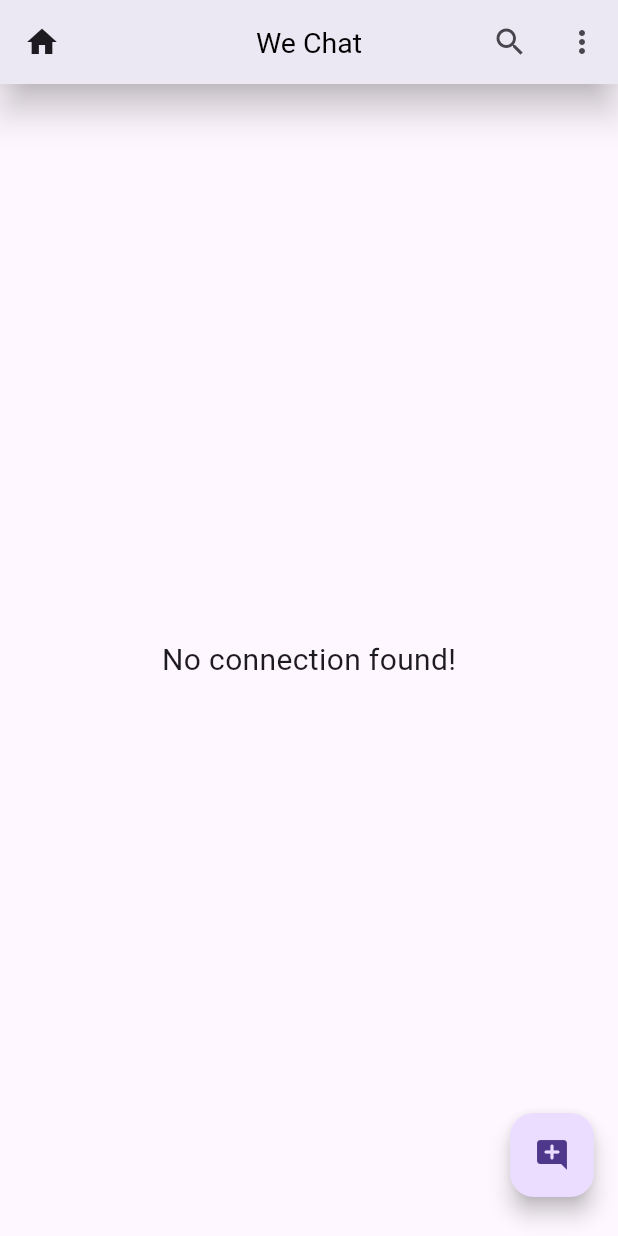
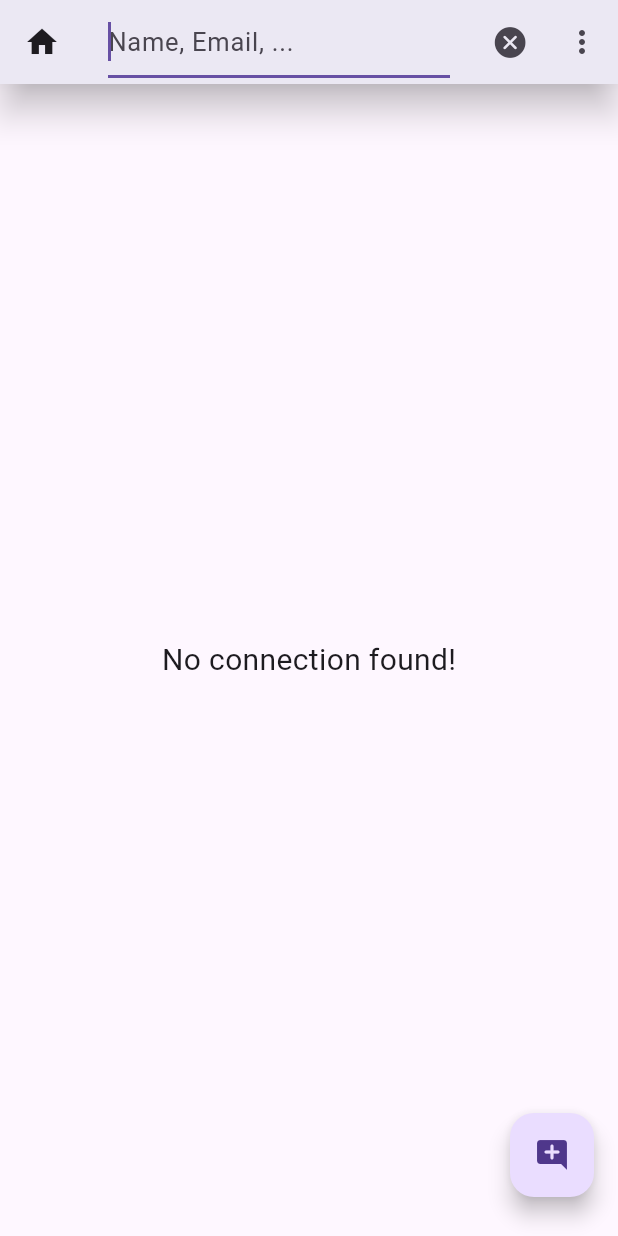
Before and after one commit to RishabhKumar2201/We-Chat-Application, a Flutter app: the HomeScreen screen opened directly, after a tap on the "search" icon, on a phone screen of 412 x 824 dp. Run offline on Flutter 3.47's test engine with Material 3 defaults, Android fonts, the phone set to English and light mode, and no system bars; our stand-ins replace cached_network_image, cloud_firestore, firebase_auth, firebase_core, google_sign_in; accounts and stored records are empty.

Commit message:
Implemented searching functionality

```diff
--- a/lib/screens/home_screen.dart
+++ b/lib/screens/home_screen.dart
@@ -3,6 +3,7 @@ import 'package:chat_app/models/chat_user.dart';
 import 'package:chat_app/screens/auth/login_screen.dart';
 import 'package:chat_app/screens/profile_screen.dart';
 import 'package:chat_app/widgets/chat_user_card.dart';
+import 'package:flutter/cupertino.dart';
 import 'package:flutter/material.dart';
 import 'package:google_sign_in/google_sign_in.dart';
 
@@ -16,7 +17,13 @@ class HomeScreen extends StatefulWidget {
 }
 
 class _HomeScreenState extends State<HomeScreen> {
-  List<ChatUser> list = [];
+  //for storing all users
+  List<ChatUser> _list = [];
+
+  final List<ChatUser> _searchList = []; //to store searched item
+
+  //for storing search status
+  bool _isSearching = false;
 
   @override
   void initState() {
@@ -31,19 +38,60 @@ class _HomeScreenState extends State<HomeScreen> {
       //appBar
       appBar: AppBar(
         leading: Icon(Icons.home),
-        title: Text(
+        title: _isSearching
+            ? TextField(
+                decoration: InputDecoration(
+                    //border: InputBorder.none,
+                    hintText: 'Name, Email, ...'),
+                autofocus: true,
+                style: TextStyle(fontSize: 17, letterSpacing: 0.5),
+
+                //Search Functionality
+                onChanged: (val) {
+                  //Searching logic
+                  _searchList.clear();
+
+                  for (var i in _list) {
+                    if (i.name.toLowerCase().contains(val.toLowerCase()) ||
+                        i.email.toLowerCase().contains(val.toLowerCase())) {
+                      _searchList.add(i);
+                    }
+
+                    //to update the search list after adding searched value
+                    setState(() {
+                      _searchList;
+                    });
+                  }
+                },
+              )
+            : Text(
                 "We Chat",
                 style: TextStyle(
-              color: Colors.black, fontWeight: FontWeight.normal, fontSize: 19),
+                    color: Colors.black,
+                    fontWeight: FontWeight.normal,
+                    fontSize: 19),
               ),
         actions: [
           //Search user button
-          IconButton(onPressed: () {}, icon: Icon(Icons.search)),
+          IconButton(
+              onPressed: () {
+                setState(() {
+                  _isSearching = !_isSearching;
+                });
+              },
+              icon: Icon(_isSearching
+                  ? CupertinoIcons.clear_circled_solid
+                  : Icons.search)),
 
           //More feature button
-          IconButton(onPressed: () {
-            Navigator.push(context, MaterialPageRoute(builder: (_) => ProfileScreen(user: APIs.me)));
-          }, icon: Icon(Icons.more_vert))
+          IconButton(
+              onPressed: () {
+                Navigator.push(
+                    context,
+                    MaterialPageRoute(
+                        builder: (_) => ProfileScreen(user: APIs.me)));
+              },
+              icon: Icon(Icons.more_vert))
         ],
       ),
 
@@ -56,8 +104,8 @@ class _HomeScreenState extends State<HomeScreen> {
 
             APIs.auth.signOut();
             GoogleSignIn().signOut();
-               Navigator.pushReplacement(context, MaterialPageRoute(builder: (context) => LoginScreen()));
-
+            Navigator.pushReplacement(context,
+                MaterialPageRoute(builder: (context) => LoginScreen()));
           },
           child: Icon(Icons.add_comment_rounded),
         ),
@@ -78,24 +126,24 @@ class _HomeScreenState extends State<HomeScreen> {
             case ConnectionState.done:
               final data = snapshot.data?.docs;
               //Store the data in form of list (The syntax works like for loop only)
-              list =
+              _list =
                   data?.map((e) => ChatUser.fromJson(e.data())).toList() ?? [];
 
-              if (list.isNotEmpty) {
+              if (_list.isNotEmpty) {
                 return ListView.builder(
-                    itemCount: list.length,
+                    itemCount: _isSearching ? _searchList.length : _list.length,
                     padding: EdgeInsets.only(top: mq.height * 0.01),
                     physics: BouncingScrollPhysics(),
                     itemBuilder: (context, index) {
-                      return ChatUserCard(user: list[index]);
+                      return ChatUserCard(user: _isSearching ? _searchList[index] : _list[index]);
                       //return Text('Name: ${list[index]}');
                     });
-              }
-              else{
+              } else {
                 return const Center(
-                  child: Text("No connection found!", style: TextStyle(
-                    fontSize: 20
-                  ),),
+                  child: Text(
+                    "No connection found!",
+                    style: TextStyle(fontSize: 20),
+                  ),
                 );
               }
           }
--- a/lib/screens/profile_screen.dart
+++ b/lib/screens/profile_screen.dart
@@ -1,5 +1,3 @@
-import 'dart:developer';
-
 import 'package:cached_network_image/cached_network_image.dart';
 import 'package:chat_app/api/apis.dart';
 import 'package:chat_app/helper/dialogs.dart';
```
Lines whose indentation alone changed are shown as unchanged.
